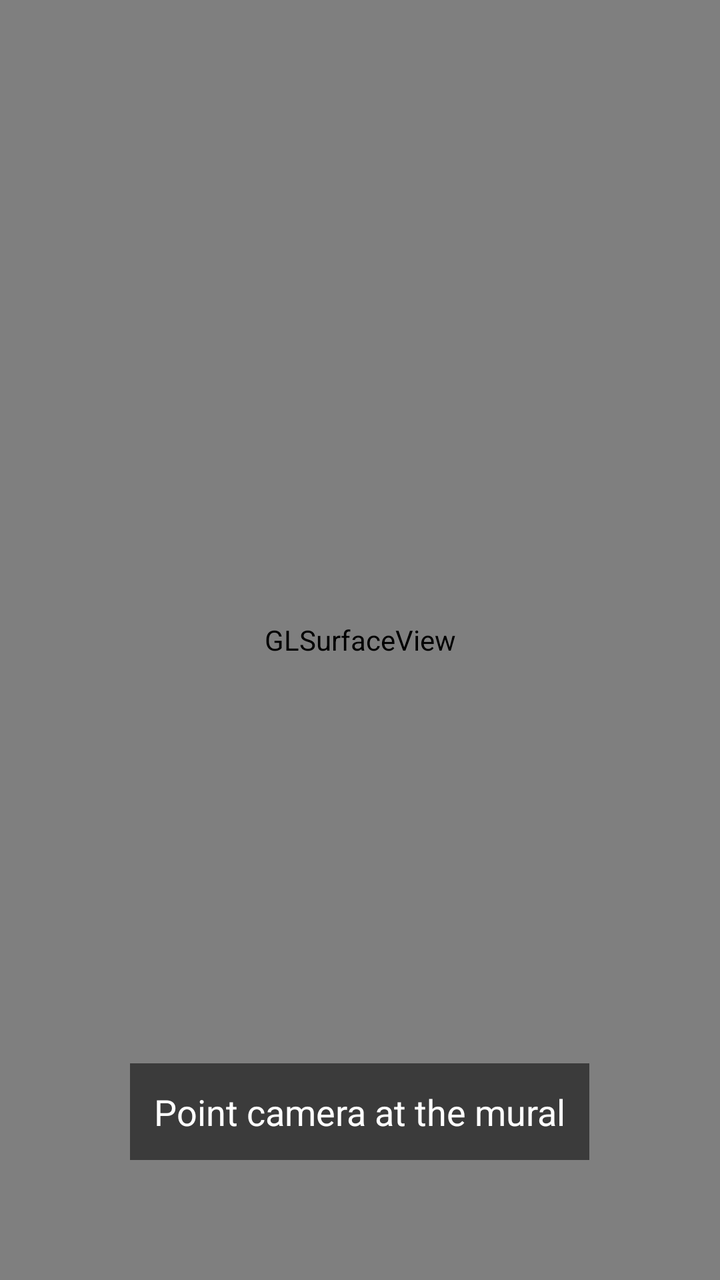
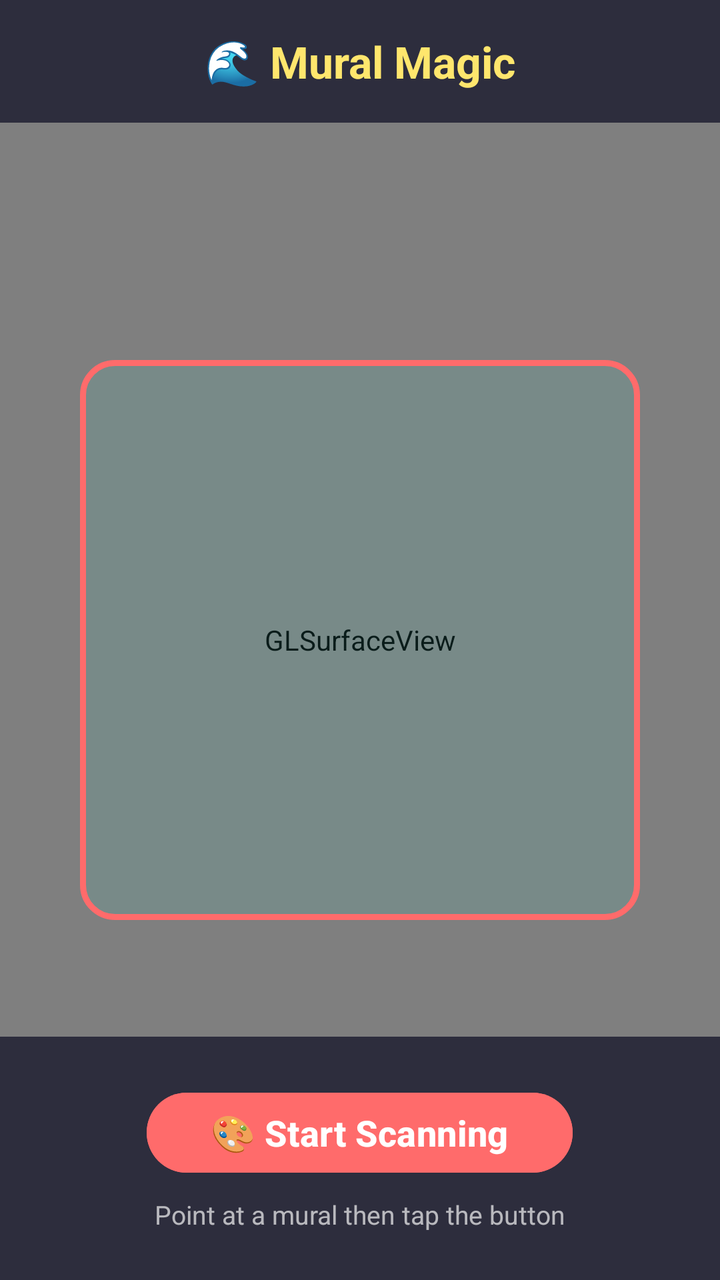

The first picture is an Android layout as it rendered before a commit; the second is the same layout after the commit. The layout source and the unified diff follow.
<!-- AndroidManifest.xml: application theme Theme.MuralAnimationApp -->
<!-- res/layout/activity_main.xml -->
<?xml version="1.0" encoding="utf-8"?>
<FrameLayout xmlns:android="http://schemas.android.com/apk/res/android"
    android:layout_width="match_parent"
    android:layout_height="match_parent"
    android:background="#000000">

    
    <android.opengl.GLSurfaceView
        android:id="@+id/surfaceView"
        android:layout_width="match_parent"
        android:layout_height="match_parent"/>

    
    <FrameLayout
        android:id="@+id/scanningOverlay"
        android:layout_width="match_parent"
        android:layout_height="match_parent">

        <TextView
            android:layout_width="wrap_content"
            android:layout_height="wrap_content"
            android:layout_gravity="bottom|center_horizontal"
            android:layout_marginBottom="60dp"
            android:text="@string/scan_instruction1"
            android:textColor="#FFFFFF"
            android:textSize="18sp"
            android:background="#88000000"
            android:padding="12dp"/>

    </FrameLayout>

</FrameLayout>
<!-- resources referenced by this layout -->
<resources>
  <string name="scan_instruction1">Point camera at the mural</string>
  <style name="Theme.MuralAnimationApp" parent="Base.Theme.MuralAnimationApp" />
  <style name="Base.Theme.MuralAnimationApp" parent="Theme.Material3.DayNight.NoActionBar">
          
          
      </style>
</resources>

<!-- the commit's change to res/layout/activity_main.xml (unified diff, before → after) -->
@@ -2,31 +2,77 @@
 <FrameLayout xmlns:android="http://schemas.android.com/apk/res/android"
     android:layout_width="match_parent"
     android:layout_height="match_parent"
-    android:background="#000000">
+    android:background="@color/background">
 
-    
     <android.opengl.GLSurfaceView
         android:id="@+id/surfaceView"
         android:layout_width="match_parent"
         android:layout_height="match_parent"/>
 
     
-    <FrameLayout
-        android:id="@+id/scanningOverlay"
+    <LinearLayout
         android:layout_width="match_parent"
-        android:layout_height="match_parent">
+        android:layout_height="wrap_content"
+        android:layout_gravity="top"
+        android:background="#CC1A1A2E"
+        android:orientation="vertical"
+        android:padding="16dp">
 
         <TextView
             android:layout_width="wrap_content"
             android:layout_height="wrap_content"
-            android:layout_gravity="bottom|center_horizontal"
-            android:layout_marginBottom="60dp"
-            android:text="@string/scan_instruction1"
-            android:textColor="#FFFFFF"
-            android:textSize="18sp"
-            android:background="#88000000"
-            android:padding="12dp"/>
+            android:layout_gravity="center"
+            android:text="@string/title"
+            android:textColor="@color/accent"
+            android:textSize="22sp"
+            android:textStyle="bold"/>
+
+    </LinearLayout>
+
+    
+    <FrameLayout
+        android:layout_width="280dp"
+        android:layout_height="280dp"
+        android:layout_gravity="center">
+
+        <View
+            android:id="@+id/scanCorners"
+            android:layout_width="match_parent"
+            android:layout_height="match_parent"
+            android:background="@drawable/scan_border"/>
 
     </FrameLayout>
 
+    
+    <LinearLayout
+        android:layout_width="match_parent"
+        android:layout_height="wrap_content"
+        android:layout_gravity="bottom"
+        android:background="#CC1A1A2E"
+        android:gravity="center"
+        android:orientation="vertical"
+        android:padding="24dp">
+
+        <Button
+            android:id="@+id/btnScan"
+            android:layout_width="wrap_content"
+            android:layout_height="wrap_content"
+            android:backgroundTint="#FF6B6B"
+            android:paddingStart="32dp"
+            android:paddingEnd="32dp"
+            android:text="@string/start_scan"
+            android:textColor="#FFFFFF"
+            android:textSize="18sp"
+            android:textStyle="bold"/>
+
+        <TextView
+            android:layout_width="wrap_content"
+            android:layout_height="wrap_content"
+            android:layout_marginTop="8dp"
+            android:text="@string/scan_instruction4"
+            android:textColor="#AAFFFFFF"
+            android:textSize="13sp"/>
+
+    </LinearLayout>
+
 </FrameLayout>
<!-- resource entries referenced after the edit -->
@@ -1,6 +1,20 @@
 <!-- resources referenced by this layout -->
 <resources>
-  <string name="scan_instruction1">Point camera at the mural</string>
+  <color name="accent">#FFE66D</color>
+  <color name="background">#1A1A2E</color>
+  <!-- drawable scan_border (drawable) -->
+  <?xml version="1.0" encoding="utf-8"?>
+  <shape xmlns:android="http://schemas.android.com/apk/res/android"
+      android:shape="rectangle">
+      <stroke
+          android:width="3dp"
+          android:color="#FF6B6B"/>
+      <corners android:radius="16dp"/>
+      <solid android:color="#224ECDC4"/>
+  </shape>
+  <string name="scan_instruction4">Point at a mural then tap the button</string>
+  <string name="start_scan">🎨 Start Scanning</string>
+  <string name="title">🌊 Mural Magic</string>
   <style name="Theme.MuralAnimationApp" parent="Base.Theme.MuralAnimationApp" />
   <style name="Base.Theme.MuralAnimationApp" parent="Theme.Material3.DayNight.NoActionBar">
           
